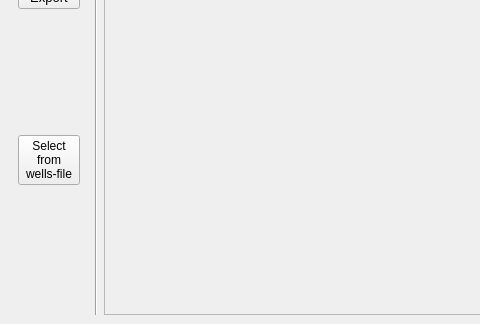
Qt form ui/export_fieldlogger_ui_dialog.ui (jkall/qgis-midvatten-plugin) before a commit; both pictures show x 0 to 480 and y 152 to 476 of the 1013 by 476 pixel window.
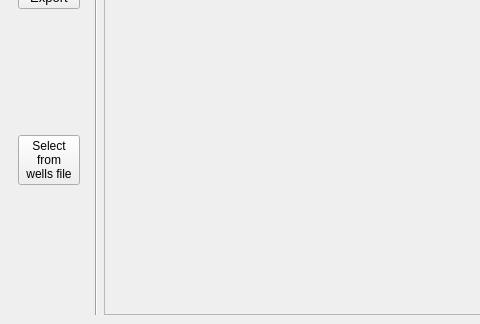
The same form after that commit.

Patch:
```diff
--- a/ui/export_fieldlogger_ui_dialog.ui
+++ b/ui/export_fieldlogger_ui_dialog.ui
@@ -60,7 +60,7 @@
          <property name="text">
           <string>Select
 from
-wells-file</string>
+wells file</string>
          </property>
         </widget>
        </item>
```
